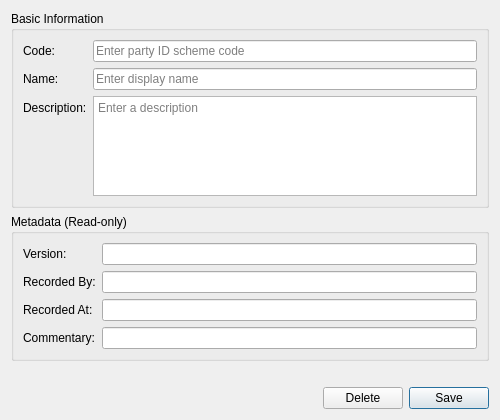
Before: the Qt Designer form projects/ores.qt/ui/PartyIdSchemeDetailDialog.ui in OreStudio/OreStudio, drawn with Qt 5.
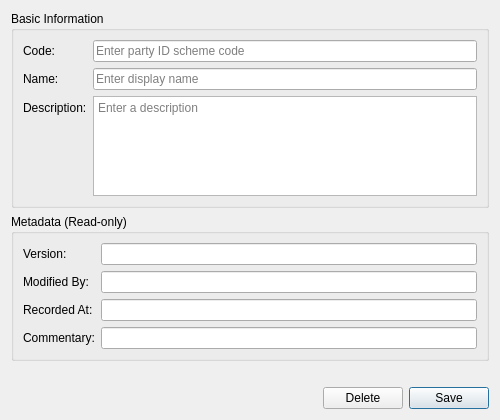
After: the same form once the commit is applied.

Commit message: [protocol] Fix audit trail metadata: rename recorded_by, remove from wire format

```diff
--- a/projects/ores.qt/ui/PartyIdSchemeDetailDialog.ui
+++ b/projects/ores.qt/ui/PartyIdSchemeDetailDialog.ui
@@ -112,7 +112,7 @@
       <item row="1" column="0">
        <widget class="QLabel" name="labelRecordedBy">
         <property name="text">
-         <string>Recorded By:</string>
+         <string>Modified By:</string>
         </property>
        </widget>
       </item>
```
Left out of the diff: 4 changed lines with no effect on the pictures. The commit also changes 473 other files.
